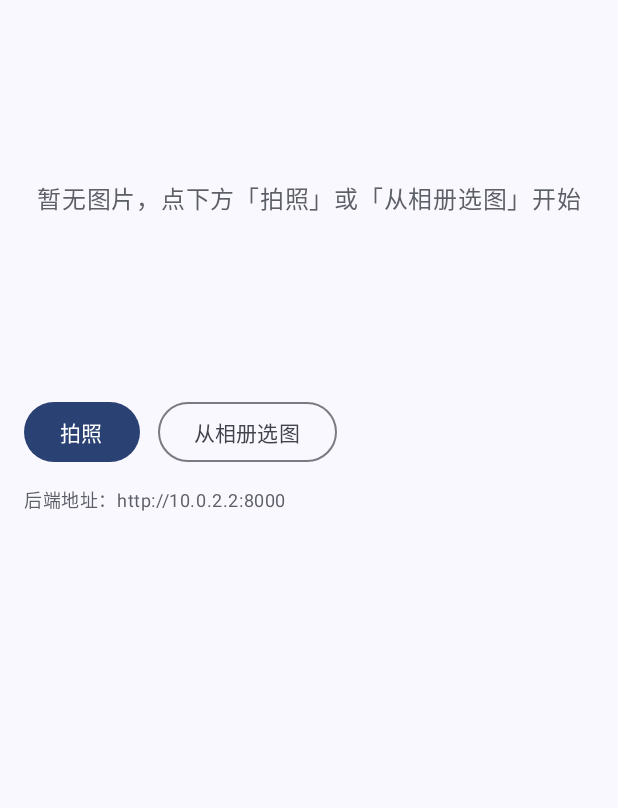
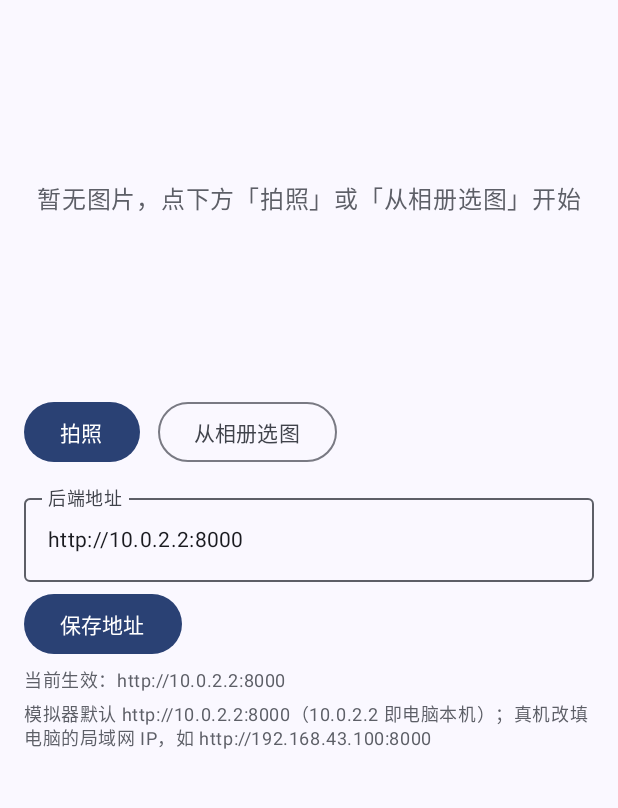
Before and after one commit to qcx0908/HMER-Calc, an Android app built with Jetpack Compose: the screen it shows after launch (MainActivity), on a phone screen of 412 x 824 dp, the part 78-886 px from its top. Run offline under Robolectric (Android 15) with nearby library versions, the phone set to English and light mode, and no system bars; our stand-ins replace Dagger/Hilt's generated code.

Commit message:
feat: 后端地址改为 App 内可编辑（真机换网络免重打包）
- CaptureScreen：底部只读的「后端地址：xxx」改为 OutlinedTextField + 「保存地址」按钮，
  初值自动填入当前生效地址，识别中禁用输入
- 下方保留浅灰小字提示：当前生效地址（保存后才变，兼作保存成功确认）
  + 模拟器默认说明（10.0.2.2 指向电脑本机、真机改填局域网 IP）
- CalcViewModel：新增 setBaseUrl()，手输漏 http:// 自动补全
  （不带 scheme 的地址会被 DynamicBaseUrlInterceptor 判为无效而静默回退，不易排查）
- CalcApp：接上 onBaseUrlChanged 回调
- SettingsStore.DEFAULT_BASE_URL 与 BackendUrlHolder 默认值均未改，模拟器行为不变
- 后端与接口契约零改动（/recognize 实测返回值与文档记录一致，confidence 0.9969）

```diff
--- a/android/app/src/main/java/com/hmercalc/ui/CalcApp.kt
+++ b/android/app/src/main/java/com/hmercalc/ui/CalcApp.kt
@@ -30,6 +30,7 @@ fun CalcApp(viewModel: CalcViewModel = viewModel()) {
             state = state,
             onImageUri = viewModel::onImageUri,
             onRetry = viewModel::retryRecognize,
+            onBaseUrlChanged = viewModel::setBaseUrl,
         )
     }
 }
--- a/android/app/src/main/java/com/hmercalc/ui/CalcViewModel.kt
+++ b/android/app/src/main/java/com/hmercalc/ui/CalcViewModel.kt
@@ -66,13 +66,26 @@ class CalcViewModel @Inject constructor(
     val uiState: StateFlow<UiState> = _uiState.asStateFlow()
 
     init {
-        // 后端地址持久化 → 同步到运行期拦截器 + UI（本阶段 UI 只读展示，供后续真机测试启用编辑）
+        // 后端地址持久化 → 同步到运行期拦截器 + UI（UI 可编辑，见 setBaseUrl）
         viewModelScope.launch {
             settingsStore.baseUrlFlow.collect { url ->
                 BackendUrlHolder.baseUrl = url
                 _uiState.update { it.copy(baseUrl = url) }
             }
         }
+    }
+
+    // ---------------- 设置 ----------------
+
+    /**
+     * 保存后端地址。手输常漏 scheme，这里自动补 http://（不带 scheme 的地址会被拦截器判为无效而静默回退）。
+     * 写入 DataStore 后经 init 的订阅链立即生效，无需重启 App。
+     */
+    fun setBaseUrl(input: String) {
+        val raw = input.trim()
+        if (raw.isEmpty()) return
+        val url = if (raw.startsWith("http://") || raw.startsWith("https://")) raw else "http://$raw"
+        viewModelScope.launch { settingsStore.setBaseUrl(url) }
     }
 
     // ---------------- 识别 ----------------
--- a/android/app/src/main/java/com/hmercalc/ui/screens/CaptureScreen.kt
+++ b/android/app/src/main/java/com/hmercalc/ui/screens/CaptureScreen.kt
@@ -20,6 +20,7 @@ import androidx.compose.material3.Button
 import androidx.compose.material3.CircularProgressIndicator
 import androidx.compose.material3.MaterialTheme
 import androidx.compose.material3.OutlinedButton
+import androidx.compose.material3.OutlinedTextField
 import androidx.compose.material3.Scaffold
 import androidx.compose.material3.Text
 import androidx.compose.runtime.Composable
@@ -37,13 +38,14 @@ import com.hmercalc.ui.Phase
 import com.hmercalc.ui.UiState
 import java.io.File
 
-// 选图页（组长订正 2026-10 精简）：只负责拍照/选图 + 识别进度 + 错误重试 + 只读后端地址。
+// 选图页（组长订正 2026-10 精简）：只负责拍照/选图 + 识别进度 + 错误重试 + 可编辑后端地址。
 // 识别成功后由 CalcApp 切到结果页（含自动初算），LaTeX 编辑不再在本页出现。
 @Composable
 fun CaptureScreen(
     state: UiState,
     onImageUri: (Uri) -> Unit,
     onRetry: () -> Unit,
+    onBaseUrlChanged: (String) -> Unit,
 ) {
     val context = LocalContext.current
     var pendingCameraUri by remember { mutableStateOf<Uri?>(null) }
@@ -131,13 +133,37 @@ fun CaptureScreen(
                 Button(onClick = onRetry) { Text("重试识别") }
             }
 
-            // 后端地址（组长订正 2026-10：模拟器阶段只读展示，不提供输入；
-            // SettingsStore 与拦截器保留，真机适配时再开放编辑）
-            Text(
-                "后端地址：${state.baseUrl}",
-                style = MaterialTheme.typography.bodySmall,
-                color = MaterialTheme.colorScheme.outline,
-            )
+            // 后端地址（组长订正 2026-10-06：开放编辑，真机换网络时在 App 内直接改，免重新打包）。
+            // 初值自动填入 SettingsStore 的默认值（模拟器 10.0.2.2 → 宿主机 8000），保存后立即生效。
+            var urlInput by remember(state.baseUrl) { mutableStateOf(state.baseUrl) }
+            Column(verticalArrangement = Arrangement.spacedBy(4.dp)) {
+                OutlinedTextField(
+                    value = urlInput,
+                    onValueChange = { urlInput = it },
+                    label = { Text("后端地址") },
+                    singleLine = true,
+                    enabled = !state.loading,
+                    textStyle = MaterialTheme.typography.bodyMedium,
+                    modifier = Modifier.fillMaxWidth(),
+                )
+                Button(
+                    onClick = { onBaseUrlChanged(urlInput) },
+                    enabled = !state.loading && urlInput.isNotBlank(),
+                ) { Text("保存地址") }
+
+                // 当前生效地址（保存后才变）+ 模拟器默认说明，均为浅灰小字
+                Text(
+                    "当前生效：${state.baseUrl}",
+                    style = MaterialTheme.typography.bodySmall,
+                    color = MaterialTheme.colorScheme.outline,
+                )
+                Text(
+                    "模拟器默认 http://10.0.2.2:8000（10.0.2.2 即电脑本机）；" +
+                        "真机改填电脑的局域网 IP，如 http://192.168.43.100:8000",
+                    style = MaterialTheme.typography.bodySmall,
+                    color = MaterialTheme.colorScheme.outline,
+                )
+            }
         }
     }
 }
```
